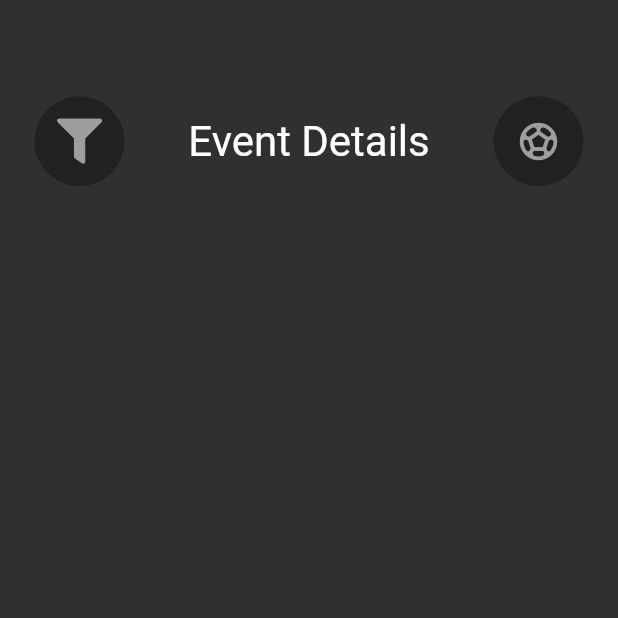
After one commit to Taber1/SportsAppUIKIT, a Flutter app: the EventDetailScreen screen opened directly, on a phone screen of 412 x 824 dp, the top half of it. The commit adds this screen. Run offline on Flutter 3.47's test engine with Material 2 defaults, Android fonts, the phone set to English and light mode, and no system bars; our stand-ins replace font_awesome_flutter.

Commit message:
towards completion Alhamdulillah

```diff
--- /dev/null
+++ b/lib/game_details.dart
@@ -0,0 +1,74 @@
+import 'package:flutter/material.dart';
+import 'package:font_awesome_flutter/font_awesome_flutter.dart';
+import 'package:sport/filter.dart';
+
+class EventDetailScreen extends StatefulWidget {
+  @override
+  _EventDetailScreenState createState() => _EventDetailScreenState();
+}
+
+class _EventDetailScreenState extends State<EventDetailScreen> {
+  @override
+  Widget build(BuildContext context) {
+    return Scaffold(
+      body: SingleChildScrollView(
+        child: Padding(
+          padding: EdgeInsets.all(8),
+          child: Column(
+            children: [
+              SizedBox(
+                height: MediaQuery.of(context).size.height * 0.05,
+              ),
+              Row(
+                mainAxisAlignment: MainAxisAlignment.spaceBetween,
+                children: [
+                  Padding(
+                    padding: const EdgeInsets.all(15.0),
+                    child: CircleAvatar(
+                      backgroundColor: Colors.grey[900],
+                      child: InkWell(
+                        onTap: () {
+                          Navigator.push(
+                              context,
+                              MaterialPageRoute(
+                                  builder: (context) => FilterScreen()));
+                        },
+                        child: Icon(
+                          FontAwesomeIcons.filter,
+                          size: 30,
+                          color: Colors.grey,
+                        ),
+                      ),
+                      maxRadius: 30,
+                    ),
+                  ),
+                  Text(
+                    "Event Details",
+                    style: TextStyle(
+                      fontSize: 28,
+                    ),
+                  ),
+                  Padding(
+                    padding: const EdgeInsets.all(15.0),
+                    child: CircleAvatar(
+                      backgroundColor: Colors.grey[900],
+                      child: Icon(
+                        Icons.sports_soccer,
+                        size: 30,
+                        color: Colors.grey,
+                      ),
+                      maxRadius: 30,
+                    ),
+                  )
+                ],
+              ),
+              SizedBox(
+                height: MediaQuery.of(context).size.height * 0.05,
+              ),
+            ],
+          ),
+        ),
+      ),
+    );
+  }
+}
--- a/lib/invite_friend.dart
+++ b/lib/invite_friend.dart
@@ -43,7 +43,7 @@ class _InviteFriendScreenState extends State<InviteFriendScreen> {
                   ),
                 ),
                 Text(
-                  "Home",
+                  "Buddies",
                   style: TextStyle(
                     fontSize: 28,
                   ),
```
Also changed, not shown: lib/notifications.dart (+59 -3 lines).
